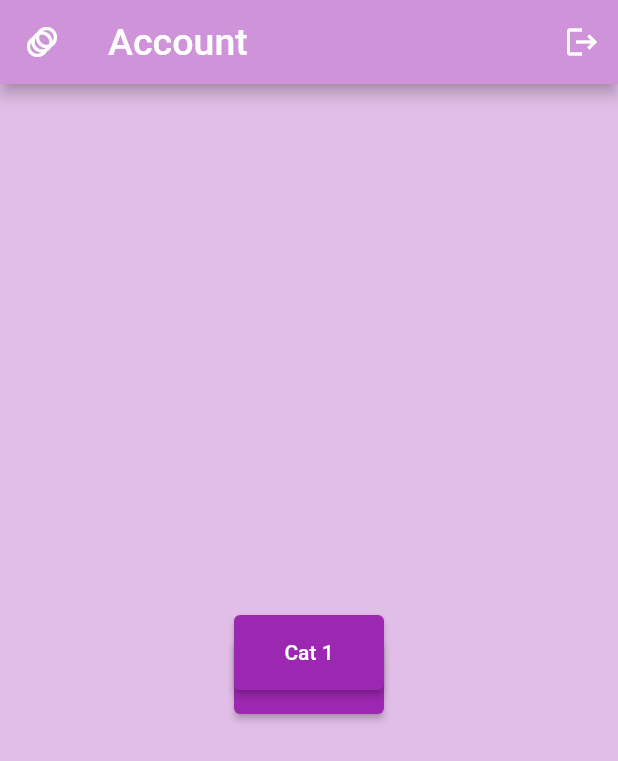
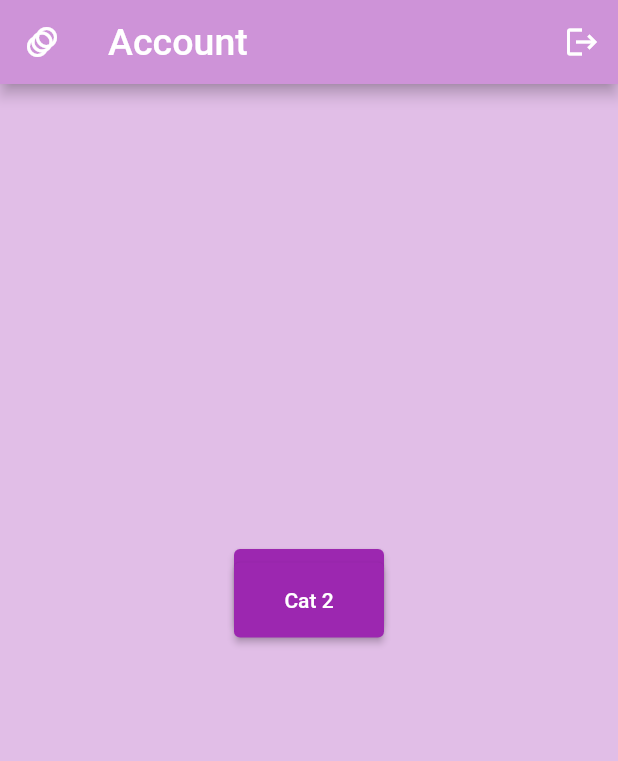
Before and after one commit to peerpressurre/flutter_application_1, a Flutter app: the screen it shows after launch, on a phone screen of 412 x 824 dp. Shown: the top 761 px of the screen. Run offline on Flutter 3.47's test engine with Material 2 defaults, Android fonts, the phone set to English and light mode, and no system bars.

Commit message:
Update home.dart

```diff
--- a/lib/presentation/screens/widgets/home.dart
+++ b/lib/presentation/screens/widgets/home.dart
@@ -24,7 +24,7 @@ class Home extends StatelessWidget {
             child:
                     Stack(
                       children:[
-                         Padding(padding: EdgeInsets.fromLTRB(50, 370, 50, 25),
+                         Padding(padding: EdgeInsets.fromLTRB(50, 310, 50, 25),
                       child:
                      Align(
                            alignment: Alignment.topCenter,
@@ -34,10 +34,10 @@ class Home extends StatelessWidget {
                                  backgroundColor: Colors.purple, // background (button) color
                                  foregroundColor: Colors.white, // foreground (text) color
                               ),
-                            onPressed:(){Navigator.pushNamed(context, '/screen2');},
-                            child: const Text("Cat 2"),),
+                            onPressed:(){Navigator.pushNamed(context, '/screen1');},
+                            child: const Text("Cat 1"),),
                       )),
-                      Padding(padding: EdgeInsets.fromLTRB(50, 15, 50, 25),
+                      Padding(padding: EdgeInsets.fromLTRB(50, 15, 50, 95),
                       child:
                       Align(
                             alignment: Alignment.center,
@@ -48,8 +48,8 @@ class Home extends StatelessWidget {
                                  backgroundColor: Colors.purple, // background (button) color
                                  foregroundColor: Colors.white, // foreground (text) color
                               ),
-                              onPressed:(){Navigator.pushNamed(context, '/screen1');},
-                       child: const Text("Cat 1"),)
+                              onPressed:(){Navigator.pushNamed(context, '/screen2');},
+                       child: const Text("Cat 2"),)
                       )
                     )]
                      ),
```
